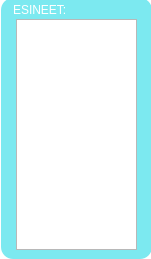
Plij/Oulutest, file Scripts/ManMade.ui: the form before one commit.
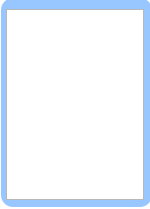
The form after the commit.

```diff
--- a/Scripts/ManMade.ui
+++ b/Scripts/ManMade.ui
@@ -6,8 +6,8 @@
    <rect>
     <x>0</x>
     <y>0</y>
-    <width>151</width>
-    <height>259</height>
+    <width>150</width>
+    <height>209</height>
    </rect>
   </property>
   <property name="acceptDrops">
@@ -18,7 +18,7 @@
   </property>
   <property name="styleSheet">
    <string notr="true">QWidget#ManMade{ background-color: transparent;}
-QFrame#frame { background-color: rgba(33, 217, 229, 150);
+QFrame#frame { background-color: rgba(80, 160, 255, 150);
  border-radius: 12px;}</string>
   </property>
   <widget class="QFrame" name="frame">
@@ -27,7 +27,7 @@
      <x>1</x>
      <y>-2</y>
      <width>151</width>
-     <height>261</height>
+     <height>209</height>
     </rect>
    </property>
    <property name="frameShape">
@@ -46,16 +46,16 @@
      </rect>
     </property>
     <property name="text">
-     <string>&lt;html&gt;&lt;head/&gt;&lt;body&gt;&lt;p&gt;&lt;span style=&quot; color:#ffffff;&quot;&gt;ESINEET:&lt;/span&gt;&lt;/p&gt;&lt;/body&gt;&lt;/html&gt;</string>
+     <string/>
     </property>
    </widget>
    <widget class="QListWidget" name="ManMadeListWidget">
     <property name="geometry">
      <rect>
-      <x>15</x>
-      <y>21</y>
-      <width>121</width>
-      <height>231</height>
+      <x>5</x>
+      <y>11</y>
+      <width>138</width>
+      <height>191</height>
      </rect>
     </property>
     <property name="mouseTracking">
```
